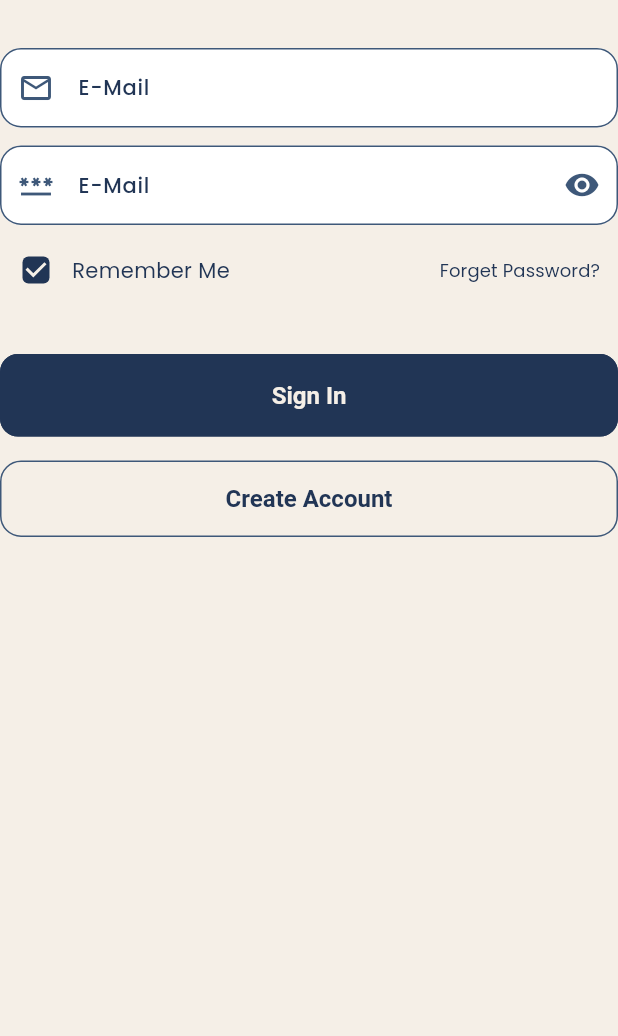
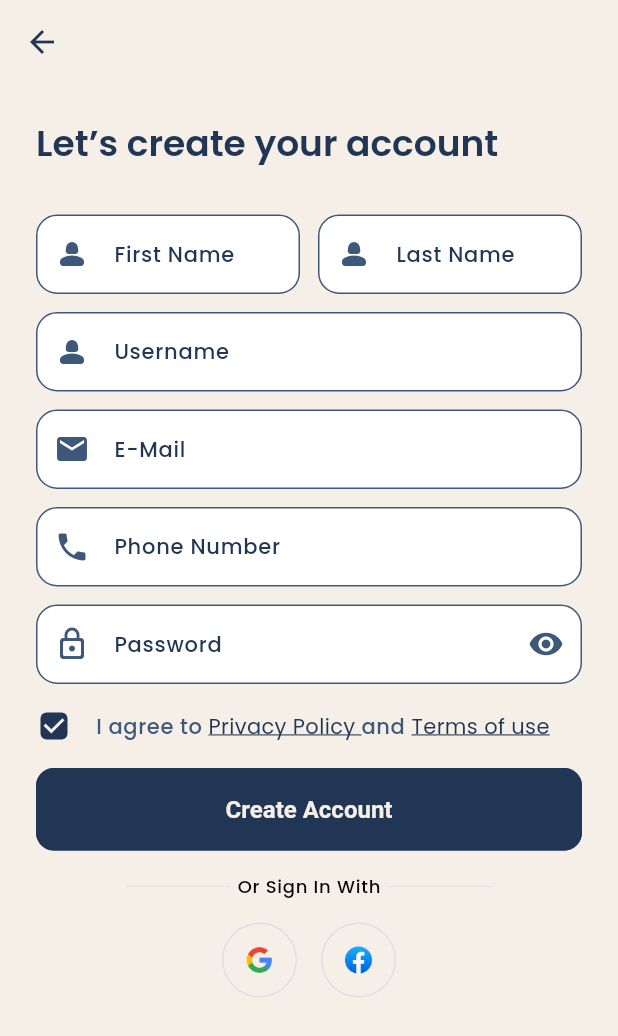
Before and after one commit to Samarth-Ad/Ecom_flutter_app, a Flutter app: the LoginForm widget shown alone on an empty page, opened directly, after a tap on "Create Account", on a phone screen of 412 x 824 dp. Shown: the top 1036 px of the screen. Run offline on Flutter 3.47's test engine with Material 3 defaults, Android fonts, the phone set to English and light mode, and no system bars; our stand-ins replace get, smooth_page_indicator; project files that could hold a hidden picture were left out.

```diff
--- a/lib/app.dart
+++ b/lib/app.dart
@@ -2,6 +2,8 @@ import 'package:ecom_app/features/authentication/screens/onboarding/onboarding.d
 import 'package:ecom_app/utils/theme/theme.dart';
 import 'package:flutter/material.dart';
 import 'package:get/get.dart';
+
+import 'features/authentication/screens/sign up/sign_up.dart';
 
 
 
@@ -22,6 +24,7 @@ class _MyAppState extends State<MyApp> {
       darkTheme: TAppTheme.darkTheme,
       title: "Test App" ,
       home: OnBoardingScreen(),
+      // home: SignUp_page(),
     );
   }
 }
--- a/lib/features/authentication/screens/Login/widgets/TSocailButtons.dart
+++ b/lib/common/widgets/Auth_widgets/login_signup/TSocailButtons.dart
@@ -1,8 +1,8 @@
 import 'package:flutter/material.dart';
 
-import '../../../../../utils/constants/colors.dart';
-import '../../../../../utils/constants/image_strings.dart';
-import '../../../../../utils/constants/sizes.dart';
+import '../../../../utils/constants/colors.dart';
+import '../../../../utils/constants/image_strings.dart';
+import '../../../../utils/constants/sizes.dart';
 
 class TSocialButtons extends StatelessWidget {
   const TSocialButtons({
--- a/lib/features/authentication/screens/Login/widgets/formDivider.dart
+++ b/lib/common/widgets/Auth_widgets/login_signup/formDivider.dart
@@ -1,21 +1,23 @@
+import 'package:ecom_app/utils/helpers/helper_functions.dart';
 import 'package:flutter/material.dart';
 import 'package:get/get.dart';
 
-import '../../../../../utils/constants/colors.dart';
-import '../../../../../utils/constants/image_strings.dart';
-import '../../../../../utils/constants/sizes.dart';
-import '../../../../../utils/constants/texts_string.dart';
+import '../../../../utils/constants/colors.dart';
+import '../../../../utils/constants/image_strings.dart';
+import '../../../../utils/constants/sizes.dart';
+import '../../../../utils/constants/texts_string.dart';
 
 class FormDivider extends StatelessWidget {
   const FormDivider({
     super.key,
-    required this.dark,
+    required this.dividerText,
   });
 
-  final bool dark;
+  final String dividerText ;
 
   @override
   Widget build(BuildContext context) {
+  final dark = THelperFunctions.isDarkMode(context);
     return Row(
       mainAxisAlignment: MainAxisAlignment.center,
       children: [
--- a/lib/features/authentication/screens/Login/widgets/loginForm.dart
+++ b/lib/features/authentication/screens/Login/widgets/loginForm.dart
@@ -1,10 +1,11 @@
+import 'package:ecom_app/features/authentication/screens/sign%20up/sign_up.dart';
 import 'package:flutter/material.dart';
 
 import '../../../../../utils/constants/colors.dart';
 import '../../../../../utils/constants/image_strings.dart';
 import '../../../../../utils/constants/sizes.dart';
 import '../../../../../utils/constants/texts_string.dart';
-
+import 'package:get/get.dart';
 class LoginForm extends StatelessWidget {
   const LoginForm({
     super.key,
@@ -70,7 +71,7 @@ class LoginForm extends StatelessWidget {
             SizedBox(
               width: double.infinity,
               child: OutlinedButton(
-                onPressed: () {},
+                onPressed: () => Get.to(() => const SignUp_page()),
                 child: Text(TTexts.createAccount),
               ),
             ),
--- /dev/null
+++ b/lib/features/authentication/screens/sign up/sign_up.dart
@@ -0,0 +1,48 @@
+import "package:ecom_app/common/widgets/Auth_widgets/login_signup/TSocailButtons.dart";
+import "package:ecom_app/common/widgets/Auth_widgets/login_signup/formDivider.dart";
+import "package:ecom_app/features/authentication/screens/sign%20up/widgets/signup_from.dart";
+import "package:ecom_app/utils/constants/sizes.dart";
+import "package:ecom_app/utils/constants/texts_string.dart";
+import "package:ecom_app/utils/helpers/helper_functions.dart";
+import "package:flutter/material.dart";
+import "package:get/get.dart";
+
+import "../../../../utils/constants/colors.dart";
+
+class SignUp_page extends StatelessWidget {
+  const SignUp_page({super.key});
+
+  @override
+  Widget build(BuildContext context) {
+    final dark = THelperFunctions.isDarkMode(context);
+    return Scaffold(
+      appBar: AppBar(),
+      body: SingleChildScrollView(
+        child: Padding(
+          padding: EdgeInsets.all(TSizes.defaultSpace),
+          child: Column(
+            crossAxisAlignment: CrossAxisAlignment.start,
+            children: [
+              Text(
+                TTexts.signupTitle,
+                style: Theme.of(context).textTheme.headlineMedium,
+              ),
+              const SizedBox(height: TSizes.spaceBetween_sections),
+
+              //form
+              TSignUpForm(dark: dark),
+              SizedBox(height: TSizes.spaceBetween_items,),
+
+              // Divider
+              FormDivider(dividerText: TTexts.orSignUpWith.capitalize!),
+              SizedBox(height: TSizes.spaceBetween_items,),
+
+              // social buttons
+              TSocialButtons(),
+            ],
+          ),
+        ),
+      ),
+    );
+  }
+}
--- /dev/null
+++ b/lib/features/authentication/screens/sign up/widgets/signup_from.dart
@@ -0,0 +1,104 @@
+import 'package:ecom_app/features/authentication/screens/sign%20up/verify_email/verify_email.dart';
+import 'package:ecom_app/features/authentication/screens/sign%20up/widgets/terms_and_condtitions_checkbox.dart';
+import 'package:flutter/cupertino.dart';
+import 'package:flutter/material.dart';
+import 'package:get/get.dart';
+import 'package:get/get_core/src/get_main.dart';
+
+import '../../../../../utils/constants/colors.dart';
+import '../../../../../utils/constants/sizes.dart';
+import '../../../../../utils/constants/texts_string.dart';
+
+class TSignUpForm extends StatelessWidget {
+  const TSignUpForm({super.key, required this.dark});
+
+  final bool dark;
+
+  @override
+  Widget build(BuildContext context) {
+    return Form(
+      child: Column(
+        children: [
+          Row(
+            children: [
+              // First Name
+              Flexible(
+                child: TextFormField(
+                  decoration: const InputDecoration(
+                    labelText: TTexts.firstName,
+                    prefixIcon: Icon(Icons.person_2_rounded),
+                  ),
+                  expands: false,
+                ),
+              ),
+              const SizedBox(width: TSizes.spaceBtwn_InputFields),
+
+              // last name
+              Flexible(
+                child: TextFormField(
+                  decoration: const InputDecoration(
+                    labelText: TTexts.lastName,
+                    prefixIcon: Icon(Icons.person_2_rounded),
+                  ),
+                  expands: false,
+                ),
+              ),
+            ],
+          ),
+          const SizedBox(height: TSizes.spaceBtwn_InputFields),
+
+          //Username
+          TextFormField(
+            decoration: const InputDecoration(
+              labelText: TTexts.username,
+              prefixIcon: Icon(Icons.person_2_rounded),
+            ),
+          ),
+          const SizedBox(height: TSizes.spaceBtwn_InputFields),
+
+          // email
+          TextFormField(
+            decoration: const InputDecoration(
+              labelText: TTexts.email,
+              prefixIcon: Icon(Icons.email),
+            ),
+          ),
+          const SizedBox(height: TSizes.spaceBtwn_InputFields),
+
+          //phone
+          TextFormField(
+            decoration: const InputDecoration(
+              labelText: TTexts.phoneNo,
+              prefixIcon: Icon(Icons.phone),
+            ),
+          ),
+          const SizedBox(height: TSizes.spaceBtwn_InputFields),
+
+          //password
+          TextFormField(
+            obscureText: true,
+            decoration: const InputDecoration(
+              labelText: TTexts.password,
+              prefixIcon: Icon(Icons.lock_outline_rounded),
+              suffixIcon: Icon(Icons.remove_red_eye),
+            ),
+          ),
+          const SizedBox(height: TSizes.spaceBetween_items),
+
+          // terms and condition thing
+          TTermsAndConditionCheckBox(dark: dark),
+          SizedBox(height: TSizes.spaceBetween_items),
+
+          // sign up button
+          SizedBox(
+            width: double.infinity,
+            child: ElevatedButton(
+              onPressed: () => Get.to(() => const VerifyEmailScreen()),
+              child: Text(TTexts.createAccount),
+            ),
+          ),
+        ],
+      ),
+    );
+  }
+}
--- /dev/null
+++ b/lib/features/authentication/screens/sign up/widgets/terms_and_condtitions_checkbox.dart
@@ -0,0 +1,63 @@
+import 'package:flutter/cupertino.dart';
+import 'package:flutter/material.dart';
+
+import '../../../../../utils/constants/colors.dart';
+import '../../../../../utils/constants/sizes.dart';
+import '../../../../../utils/constants/texts_string.dart';
+
+class TTermsAndConditionCheckBox extends StatelessWidget {
+  const TTermsAndConditionCheckBox({
+    super.key,
+    required this.dark,
+  });
+
+  final bool dark;
+
+  @override
+  Widget build(BuildContext context) {
+    return Row(
+      children: [
+        SizedBox(
+          width: 24,
+          height: 24,
+          child: Checkbox(value: true, onChanged: (value) {}),
+        ),
+        const SizedBox(width: TSizes.spaceBetween_items),
+        Text.rich(
+          TextSpan(
+            children: [
+              TextSpan(
+                text: '${TTexts.iAgreeTo } ',
+                style: Theme.of(context).textTheme.bodySmall,
+              ),
+
+              TextSpan(
+                text: '${TTexts.privacyPolicy } ',
+                style: Theme.of(context).textTheme.bodyMedium!.apply(
+                    color: dark ? TColors.white : TColors.primary,
+                    decoration: TextDecoration.underline,
+                    decorationColor: dark ? TColors.white : TColors.primary
+                ),
+              ),
+
+
+              TextSpan(
+                text: '${TTexts.and} ',
+                style: Theme.of(context).textTheme.bodySmall,
+              ),
+
+              TextSpan(
+                text: '${TTexts.termsOfUse} ',
+                style: Theme.of(context).textTheme.bodyMedium!.apply(
+                    color: dark ? TColors.white : TColors.primary,
+                    decoration: TextDecoration.underline,
+                    decorationColor: dark ? TColors.white : TColors.primary
+                ),
+              ),
+            ],
+          ),
+        ),
+      ],
+    );
+  }
+}
--- a/lib/utils/constants/image_strings.dart
+++ b/lib/utils/constants/image_strings.dart
@@ -12,4 +12,13 @@ class TImages{
   static const String onBoardingImage2 = "assets/images/on_boarding_images/sammy-line-shopping.gif" ;
   static const String onBoardingImage3 = "assets/images/on_boarding_images/sammy-line-delivery.gif" ;
 
+  // --Animations
+  static const String productsIllustration = "assets/images/animations/sammy-line-workout.gif" ;
+  static const String productsaleIllustration = "assets/images/animations/sammy-line-sale.png" ;
+  static const String StaticSuccessIllustration = "assets/images/animations/sammy-line-success.png" ;
+  static const String DeliveredInLinePLaneIllustration = "assets/images/animations/sammy-line-come-back-later.png" ;
+  static const String DeliveredEmailIllustration = "assets/images/animations/sammy-line-man-receives-a-mail.png" ;
+  static const String verifiedIllustration = "assets/images/animations/sammy-line-travel-backpack-with-passport-and-air-ticket.gif" ;
+
+
 }
```
Also changed, not shown: lib/common/widgets/Auth_widgets/sucess_screen/success_screen.dart (added, +64 -0 lines), lib/features/authentication/screens/Login/Login.dart (+5 -4 lines), lib/features/authentication/screens/Login/widgets/loginHeader.dart (+6 -3 lines), lib/features/authentication/screens/sign up/verify_email/verify_email.dart (added, +90 -0 lines).
